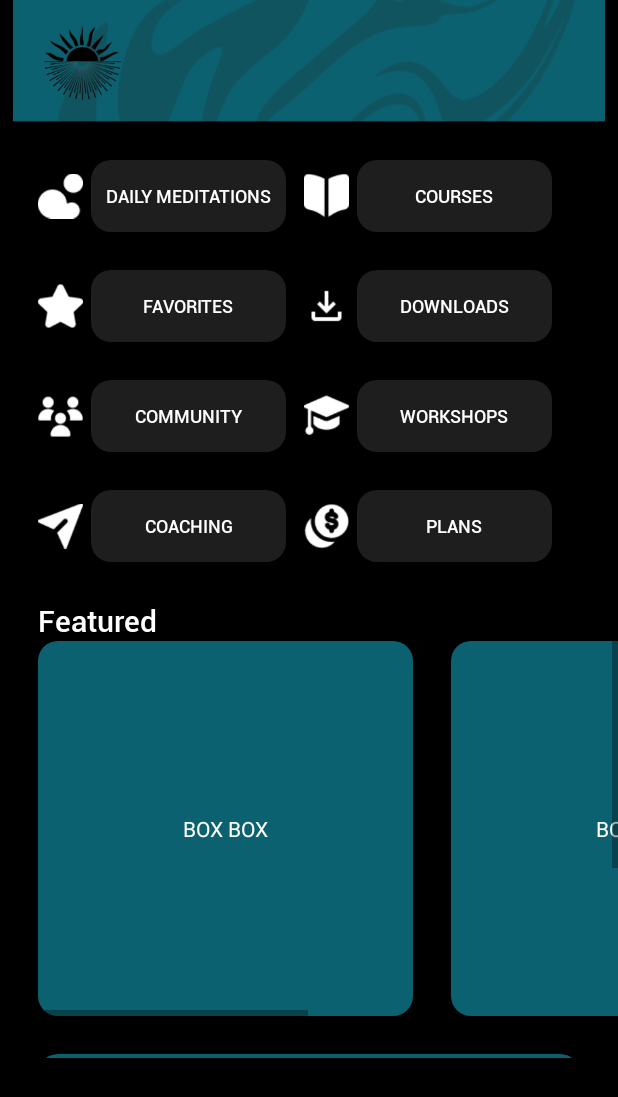
After one commit to BladeLucas27/CalmCode, an Android app built with Jetpack Compose: the HomeActivity screen opened directly, with no data from a screen before it, on a phone screen of 412 x 824 dp. The commit adds this screen. Shown: the top 1097 px of the screen. Run offline under Robolectric (Android 15) with nearby library versions, the phone set to English and light mode, and no system bars.

Commit message:
Added The Landing Page / Home Screen

```diff
--- a/CalmCode/app/build.gradle.kts
+++ b/CalmCode/app/build.gradle.kts
@@ -55,6 +55,9 @@ dependencies {
     implementation(libs.androidx.lifecycle.runtime.ktx)
     implementation(libs.androidx.activity.compose)
     implementation(platform(libs.androidx.compose.bom))
+//    implementation("androidx.compose.material3:material3:1.3.1")
+//    implementation("androidx.compose.material3:material3-window-size-class:1.3.1")
+//    implementation("androidx.compose.material3:material3-adaptive-navigation-suite:1.4.0-alpha10")
     implementation(libs.androidx.ui)
     implementation(libs.androidx.ui.graphics)
     implementation(libs.androidx.ui.tooling.preview)
--- a/CalmCode/app/src/main/AndroidManifest.xml
+++ b/CalmCode/app/src/main/AndroidManifest.xml
@@ -15,6 +15,9 @@
         android:supportsRtl="true"
         android:theme="@style/Theme.CalmCode"
         tools:targetApi="31">
+        <activity
+            android:name=".HomeActivity"
+            android:exported="false" />
         <activity
             android:name=".EditProfileActivity"
             android:exported="false" />
--- /dev/null
+++ b/CalmCode/app/src/main/java/com/example/calmcode/HomeActivity.kt
@@ -0,0 +1,25 @@
+package com.example.calmcode
+
+import android.app.Activity
+import android.os.Bundle
+import android.widget.Button
+import androidx.activity.enableEdgeToEdge
+import androidx.appcompat.app.AppCompatActivity
+import androidx.core.view.ViewCompat
+import androidx.core.view.WindowInsetsCompat
+
+class HomeActivity : Activity() {
+    override fun onCreate(savedInstanceState: Bundle?) {
+        super.onCreate(savedInstanceState)
+        setContentView(R.layout.activity_home)
+
+        val btnDaily = findViewById<Button>(R.id.btnDaily)
+        val btnCourse = findViewById<Button>(R.id.btnCourse)
+        val btnFavorite = findViewById<Button>(R.id.btnFavorite)
+        val btnDownloads = findViewById<Button>(R.id.btnDownloads)
+        val btnCommunity = findViewById<Button>(R.id.btnCommunity)
+        val btnWorkshop = findViewById<Button>(R.id.btnWorkshop)
+        val btnCoaching = findViewById<Button>(R.id.btnCoaching)
+        val btnPlans = findViewById<Button>(R.id.btnPlans)
+    }
+}
--- a/CalmCode/app/src/main/java/com/example/calmcode/LoginActivity.kt
+++ b/CalmCode/app/src/main/java/com/example/calmcode/LoginActivity.kt
@@ -70,7 +70,7 @@ class LoginActivity : Activity() {
                 Toast.makeText(this, "No account found. Please register first.", Toast.LENGTH_LONG).show()
             } else if (username == savedUsername && password == savedPassword) {
                 Toast.makeText(this, "Login Successful!", Toast.LENGTH_LONG).show()
-                val intent = Intent(this, ProfileActivity::class.java)
+                val intent = Intent(this, HomeActivity::class.java)
                 startActivity(intent)
                 finish()
             } else {
--- /dev/null
+++ b/CalmCode/app/src/main/res/drawable/roundstyle.xml
@@ -0,0 +1,4 @@
+<?xml version="1.0" encoding="utf-8"?>
+<shape xmlns:android="http://schemas.android.com/apk/res/android">
+    <corners android:radius="13dp"/>
+</shape>
--- /dev/null
+++ b/CalmCode/app/src/main/res/layout/activity_home.xml
@@ -0,0 +1,360 @@
+<?xml version="1.0" encoding="utf-8"?>
+<LinearLayout xmlns:android="http://schemas.android.com/apk/res/android"
+    xmlns:app="http://schemas.android.com/apk/res-auto"
+    xmlns:tools="http://schemas.android.com/tools"
+    android:id="@+id/main"
+    android:layout_width="match_parent"
+    android:layout_height="match_parent"
+    android:background="@color/black"
+    android:orientation="vertical"
+    tools:context=".HomeActivity">
+
+    <ImageView
+        android:layout_width="wrap_content"
+        android:layout_height="81dp"
+        android:src="@drawable/img_2" />
+    <!--    <ImageView-->
+    <!--        android:layout_width="wrap_content"-->
+    <!--        android:layout_height="81dp"-->
+    <!--        android:gravity="bottom"-->
+    <!--        android:src="@drawable/img_2" />-->
+
+    <ScrollView
+        android:layout_width="match_parent"
+        android:layout_height="624dp">
+
+        <LinearLayout
+            android:layout_width="match_parent"
+            android:layout_height="wrap_content"
+            android:orientation="vertical">
+
+            <LinearLayout
+                android:layout_width="match_parent"
+                android:layout_height="match_parent"
+                android:layout_marginLeft="25dp"
+                android:layout_marginRight="25dp">
+
+                <LinearLayout
+                    android:layout_width="wrap_content"
+                    android:layout_height="wrap_content"
+                    android:layout_marginTop="25dp">
+
+                    <ImageView
+                        android:layout_width="30dp"
+                        android:layout_height="48dp"
+                        android:layout_marginRight="5dp"
+                        android:src="@drawable/img_3" />
+
+                    <Button
+                        android:id="@+id/btnDaily"
+                        android:layout_width="130dp"
+                        android:layout_height="match_parent"
+                        android:background="@drawable/roundstyle"
+                        android:backgroundTint="#1E1E1E"
+                        android:fontFamily="@font/roboto_medium"
+                        android:gravity="center"
+                        android:text="Daily Meditations"
+                        android:textColor="@color/white"
+                        android:textSize="12sp" />
+                </LinearLayout>
+
+                <LinearLayout
+                    android:layout_width="wrap_content"
+                    android:layout_height="wrap_content"
+                    android:layout_marginLeft="12dp"
+                    android:layout_marginTop="25dp">
+
+                    <ImageView
+                        android:layout_width="30dp"
+                        android:layout_height="48dp"
+                        android:layout_marginRight="5dp"
+                        android:src="@drawable/img_7" />
+
+                    <Button
+                        android:id="@+id/btnCourse"
+                        android:layout_width="130dp"
+                        android:layout_height="match_parent"
+                        android:background="@drawable/roundstyle"
+                        android:backgroundTint="#1E1E1E"
+                        android:fontFamily="@font/roboto_medium"
+                        android:gravity="center"
+                        android:text="Courses"
+                        android:textColor="@color/white"
+                        android:textSize="12sp" />
+
+                </LinearLayout>
+            </LinearLayout>
+
+            <LinearLayout
+                android:layout_width="match_parent"
+                android:layout_height="match_parent"
+                android:layout_marginLeft="25dp"
+                android:layout_marginRight="25dp">
+
+                <LinearLayout
+                    android:layout_width="wrap_content"
+                    android:layout_height="wrap_content"
+                    android:layout_marginTop="25dp">
+
+                    <ImageView
+                        android:layout_width="30dp"
+                        android:layout_height="48dp"
+                        android:layout_marginRight="5dp"
+                        android:src="@drawable/img_4" />
+
+                    <Button
+                        android:id="@+id/btnFavorite"
+                        android:layout_width="130dp"
+                        android:layout_height="match_parent"
+                        android:background="@drawable/roundstyle"
+                        android:backgroundTint="#1E1E1E"
+                        android:fontFamily="@font/roboto_medium"
+                        android:gravity="center"
+                        android:text="Favorites"
+                        android:textColor="@color/white"
+                        android:textSize="12sp" />
+                </LinearLayout>
+
+                <LinearLayout
+                    android:layout_width="wrap_content"
+                    android:layout_height="wrap_content"
+                    android:layout_marginLeft="12dp"
+                    android:layout_marginTop="25dp">
+
+                    <ImageView
+                        android:layout_width="30dp"
+                        android:layout_height="48dp"
+                        android:layout_marginRight="5dp"
+                        android:src="@drawable/img_8" />
+
+                    <Button
+                        android:id="@+id/btnDownloads"
+                        android:layout_width="130dp"
+                        android:layout_height="match_parent"
+                        android:background="@drawable/roundstyle"
+                        android:backgroundTint="#1E1E1E"
+                        android:fontFamily="@font/roboto_medium"
+                        android:gravity="center"
+                        android:text="Downloads"
+                        android:textColor="@color/white"
+                        android:textSize="12sp" />
+
+                </LinearLayout>
+            </LinearLayout>
+
+            <LinearLayout
+                android:layout_width="match_parent"
+                android:layout_height="match_parent"
+                android:layout_marginLeft="25dp"
+                android:layout_marginRight="25dp">
+
+                <LinearLayout
+                    android:layout_width="wrap_content"
+                    android:layout_height="wrap_content"
+                    android:layout_marginTop="25dp">
+
+                    <ImageView
+                        android:layout_width="30dp"
+                        android:layout_height="48dp"
+                        android:layout_marginRight="5dp"
+                        android:src="@drawable/img_5" />
+
+                    <Button
+                        android:id="@+id/btnCommunity"
+                        android:layout_width="130dp"
+                        android:layout_height="match_parent"
+                        android:background="@drawable/roundstyle"
+                        android:backgroundTint="#1E1E1E"
+                        android:fontFamily="@font/roboto_medium"
+                        android:gravity="center"
+                        android:text="Community"
+                        android:textColor="@color/white"
+                        android:textSize="12sp" />
+                </LinearLayout>
+
+                <LinearLayout
+                    android:layout_width="wrap_content"
+                    android:layout_height="wrap_content"
+                    android:layout_marginLeft="12dp"
+                    android:layout_marginTop="25dp">
+
+                    <ImageView
+                        android:layout_width="30dp"
+                        android:layout_height="48dp"
+                        android:layout_marginRight="5dp"
+                        android:src="@drawable/img_9" />
+
+                    <Button
+                        android:id="@+id/btnWorkshop"
+                        android:layout_width="130dp"
+                        android:layout_height="match_parent"
+                        android:background="@drawable/roundstyle"
+                        android:backgroundTint="#1E1E1E"
+                        android:fontFamily="@font/roboto_medium"
+                        android:gravity="center"
+                        android:text="Workshops"
+                        android:textColor="@color/white"
+                        android:textSize="12sp" />
+
+                </LinearLayout>
+            </LinearLayout>
+
+            <LinearLayout
+                android:layout_width="match_parent"
+                android:layout_height="match_parent"
+                android:layout_marginLeft="25dp"
+                android:layout_marginRight="25dp">
+
+                <LinearLayout
+                    android:layout_width="wrap_content"
+                    android:layout_height="wrap_content"
+                    android:layout_marginTop="25dp">
+
+                    <ImageView
+                        android:layout_width="30dp"
+                        android:layout_height="48dp"
+                        android:layout_marginRight="5dp"
+                        android:src="@drawable/img_6" />
+
+                    <Button
+                        android:id="@+id/btnCoaching"
+                        android:layout_width="130dp"
+                        android:layout_height="match_parent"
+                        android:background="@drawable/roundstyle"
+                        android:backgroundTint="#1E1E1E"
+                        android:fontFamily="@font/roboto_medium"
+                        android:gravity="center"
+                        android:text="Coaching"
+                        android:textColor="@color/white"
+                        android:textSize="12sp" />
+                </LinearLayout>
+
+                <LinearLayout
+                    android:layout_width="wrap_content"
+                    android:layout_height="wrap_content"
+                    android:layout_marginLeft="12dp"
+                    android:layout_marginTop="25dp">
+
+                    <ImageView
+                        android:layout_width="30dp"
+                        android:layout_height="48dp"
+                        android:layout_marginRight="5dp"
+                        android:src="@drawable/img_10" />
+
+                    <Button
+                        android:id="@+id/btnPlans"
+                        android:layout_width="130dp"
+                        android:layout_height="match_parent"
+                        android:background="@drawable/roundstyle"
+                        android:backgroundTint="#1E1E1E"
+                        android:fontFamily="@font/roboto_medium"
+                        android:gravity="center"
+                        android:text="Plans"
+                        android:textColor="@color/white"
+                        android:textSize="12sp" />
+
+                </LinearLayout>
+            </LinearLayout>
+
+            <LinearLayout
+                android:layout_width="match_parent"
+                android:layout_height="match_parent"
+                android:layout_marginLeft="25dp"
+                android:layout_marginTop="25dp"
+                android:layout_marginRight="25dp">
+
+                <TextView
+                    android:layout_width="match_parent"
+                    android:layout_height="wrap_content"
+                    android:fontFamily="@font/roboto_medium"
+                    android:text="Featured"
+                    android:textColor="@color/white"
+                    android:textSize="20sp" />
+            </LinearLayout>
+
+            <LinearLayout
+                android:layout_width="wrap_content"
+                android:layout_height="match_parent"
+                android:orientation="horizontal">
+
+                <HorizontalScrollView
+                    android:layout_width="match_parent"
+                    android:layout_height="wrap_content">
+
+                    <LinearLayout
+                        android:layout_width="match_parent"
+                        android:layout_height="wrap_content"
+                        android:orientation="horizontal">
+
+                        <TextView
+                            android:layout_width="250dp"
+                            android:layout_height="250dp"
+                            android:layout_marginLeft="25dp"
+                            android:background="@drawable/roundstyle"
+                            android:backgroundTint="@color/midnight_blue"
+                            android:gravity="center"
+                            android:text="BOX BOX"
+                            android:textColor="@color/white" />
+
+                        <TextView
+                            android:layout_width="250dp"
+                            android:layout_height="250dp"
+                            android:layout_marginLeft="25dp"
+                            android:background="@drawable/roundstyle"
+                            android:backgroundTint="@color/midnight_blue"
+                            android:gravity="center"
+                            android:text="BOX BOX"
+                            android:textColor="@color/white" />
+
+                        <TextView
+                            android:layout_width="250dp"
+                            android:layout_height="250dp"
+                            android:layout_marginLeft="25dp"
+                            android:background="@drawable/roundstyle"
+                            android:backgroundTint="@color/midnight_blue"
+                            android:gravity="center"
+                            android:text="BOX BOX"
+                            android:textColor="@color/white" />
+                    </LinearLayout>
+                </HorizontalScrollView>
+            </LinearLayout>
+
+            <LinearLayout
+                android:layout_width="match_parent"
+                android:layout_height="187dp"
+                android:orientation="vertical">
+
+                <TextView
+                    android:layout_width="match_parent"
+                    android:layout_height="224dp"
+                    android:layout_margin="25dp"
+                    android:background="@drawable/roundstyle"
+                    android:backgroundTint="@color/midnight_blue"
+                    android:text="HALLO WORLD THIS IS A QUOTE"
+                    android:textColor="@color/white" />
+
+
+            </LinearLayout>
+        </LinearLayout>
+    </ScrollView>
+    <!--    <LinearLayout-->
+    <!--        android:layout_width="match_parent"-->
+    <!--        android:layout_height="wrap_content"-->
+    <!--        android:gravity="bottom"-->
+    <!--        >-->
+    <!--        <TextView-->
+    <!--            android:layout_width="match_parent"-->
+    <!--            android:layout_height="wrap_content"-->
+    <!--            android:text="Hallo"-->
+    <!--            android:textColor="@color/white"-->
+    <!--            />-->
+    <!--    </LinearLayout>-->
+    <!--    <com.google.android.material.bottomnavigation.BottomNavigationView-->
+    <!--        android:id="@+id/bottom_navigation"-->
+    <!--        android:layout_width="match_parent"-->
+    <!--        android:layout_height="wrap_content"-->
+    <!--        android:layout_gravity="bottom"-->
+    <!--        android:background="?android:attr/windowBackground"-->
+    <!--        app:menu="@menu/bottom_nav_menu" />-->
+
+</LinearLayout>
--- a/CalmCode/app/src/main/res/layout/activity_login.xml
+++ b/CalmCode/app/src/main/res/layout/activity_login.xml
@@ -1,6 +1,7 @@
 <?xml version="1.0" encoding="utf-8"?>
 <LinearLayout xmlns:android="http://schemas.android.com/apk/res/android"
     xmlns:tools="http://schemas.android.com/tools"
+    xmlns:app="http://schemas.android.com/apk/res-auto"
     android:id="@+id/main"
     android:layout_width="match_parent"
     android:layout_height="match_parent"
@@ -114,5 +115,4 @@
             />
     </LinearLayout>
 
-
 </LinearLayout>
--- a/CalmCode/gradle/libs.versions.toml
+++ b/CalmCode/gradle/libs.versions.toml
@@ -1,5 +1,5 @@
 [versions]
-agp = "8.3.2"
+agp = "8.3.2" #8.3.2 before
 kotlin = "1.9.0"
 coreKtx = "1.15.0"
 junit = "4.13.2"
@@ -12,6 +12,7 @@ appcompat = "1.7.0"
 material = "1.12.0"
 activity = "1.8.0"
 constraintlayout = "2.2.0"
+ui = "1.7.8"
 
 [libraries]
 androidx-core-ktx = { group = "androidx.core", name = "core-ktx", version.ref = "coreKtx" }
@@ -32,6 +33,7 @@ androidx-appcompat = { group = "androidx.appcompat", name = "appcompat", version
 material = { group = "com.google.android.material", name = "material", version.ref = "material" }
 androidx-activity = { group = "androidx.activity", name = "activity", version.ref = "activity" }
 androidx-constraintlayout = { group = "androidx.constraintlayout", name = "constraintlayout", version.ref = "constraintlayout" }
+ui = { module = "androidx.compose.ui:ui", version.ref = "ui" }
 
 [plugins]
 androidApplication = { id = "com.android.application", version.ref = "agp" }
```
Also changed, not shown: CalmCode/app/src/main/res/drawable/img_10.png (added), CalmCode/app/src/main/res/drawable/img_2.png (added), CalmCode/app/src/main/res/drawable/img_3.png (added), CalmCode/app/src/main/res/drawable/img_4.png (added), CalmCode/app/src/main/res/drawable/img_5.png (added), CalmCode/app/src/main/res/drawable/img_6.png (added), CalmCode/app/src/main/res/drawable/img_7.png (added), CalmCode/app/src/main/res/drawable/img_8.png (added), CalmCode/app/src/main/res/drawable/img_9.png (added), CalmCode/gradle/wrapper/gradle-wrapper.properties.
